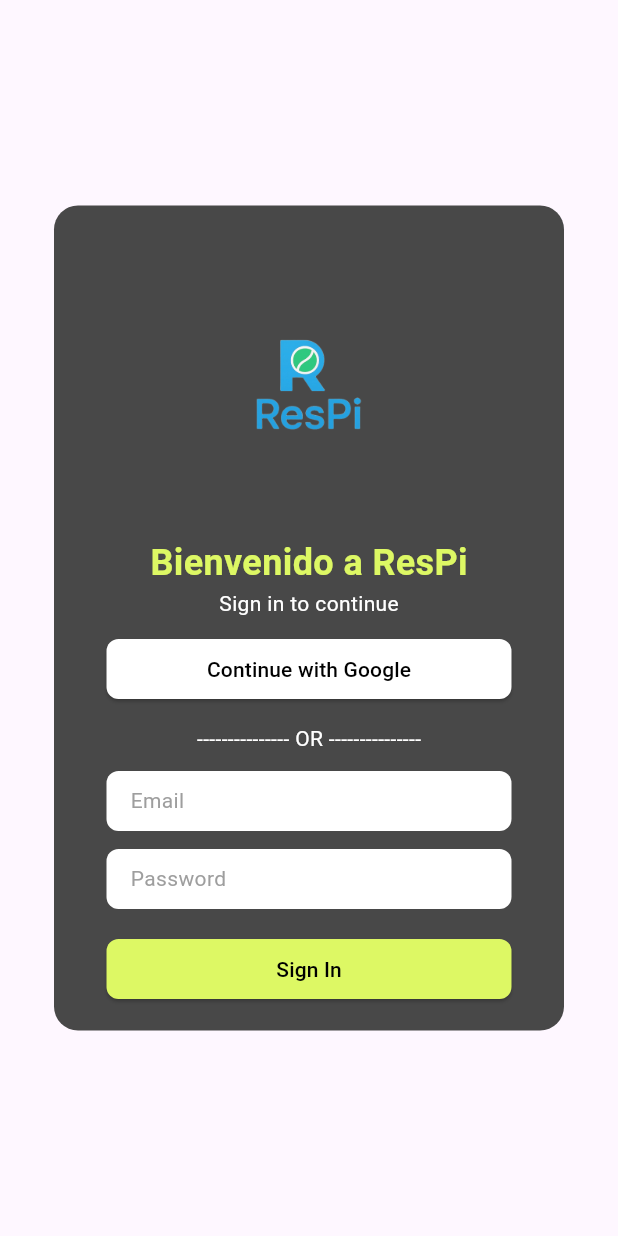
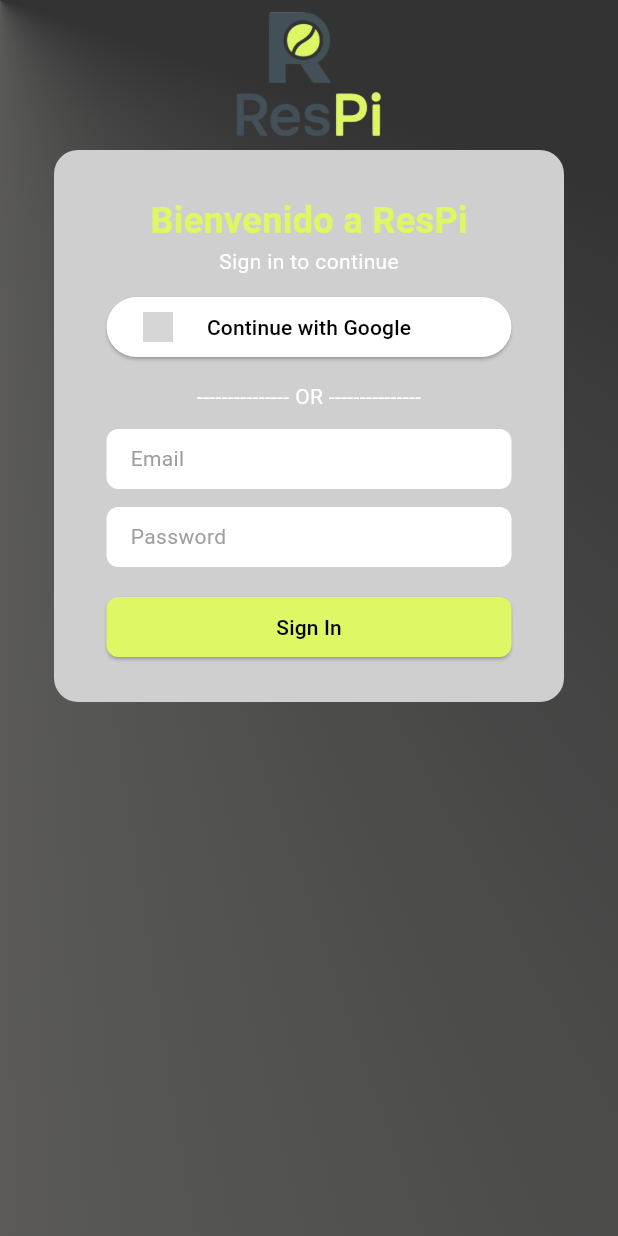
Before and after one commit to Yonderus/Respi, a Flutter app: the screen it shows after launch, on a phone screen of 412 x 824 dp. Run offline on Flutter 3.47's test engine with Material 3 defaults, Android fonts, the phone set to English and light mode, and no system bars; grey boxes are pictures that could not be loaded.

Commit message:
(Javi) Cambios en el main.dart y en los assets

```diff
--- a/lib/main.dart
+++ b/lib/main.dart
@@ -14,13 +14,121 @@ class MainApp extends StatelessWidget {
   @override
   Widget build(BuildContext context) {
     return MaterialApp(
-      home: Scaffold(
+      home: HomePage(),
+      //   home: Scaffold(
+      //     body: Center(
+      //       child: Container(
+      //         width: 340,
+      //         height: 550,
+      //         decoration: BoxDecoration(
+      //           color: const Color.fromARGB(255, 72, 72, 72),
+      //           borderRadius: BorderRadius.circular(16),
+      //         ),
+      //         child: Column(
+      //           mainAxisAlignment: MainAxisAlignment.center,
+      //           crossAxisAlignment: CrossAxisAlignment.center,
+
+      //           children: [
+      //             Image.asset(
+      //               'lib/assets/images/Respi_Image.png',
+      //               width: 200,
+      //               height: 200,
+      //             ),
+      //             AppTitleText(text: "Bienvenido a ResPi"),
+
+      //             Text(
+      //               "Sign in to continue",
+      //               style: TextStyle(fontSize: 14, color: Colors.white),
+      //             ),
+
+      //             const SizedBox(height: 10),
+
+      //             SizedBox(
+      //               width: 270,
+      //               child: ElevatedButton(
+      //                 onPressed: () {},
+      //                 style: ElevatedButton.styleFrom(
+      //                   backgroundColor: Colors.white,
+      //                   foregroundColor: Colors.black,
+      //                   shape: RoundedRectangleBorder(
+      //                     borderRadius: BorderRadius.circular(8),
+      //                   ),
+      //                 ),
+      //                 child: Text("Continue with Google"),
+      //               ),
+      //             ),
+
+      //             SizedBox(height: 12),
+
+      //             Text(
+      //               "--------------- OR ---------------",
+      //               style: TextStyle(fontSize: 14, color: Colors.white),
+      //             ),
+
+      //             SizedBox(height: 12),
+
+      //             app_text_field('Email'),
+      //             const SizedBox(height: 12),
+      //             app_text_field('Password'),
+      //             const SizedBox(height: 20),
+
+      //             SizedBox(
+      //               width: 270,
+      //               height: 40,
+      //               child: ElevatedButton(
+      //                 onPressed: () {},
+      //                 style: ElevatedButton.styleFrom(
+      //                   backgroundColor: Color(0xFFDDF864),
+      //                   foregroundColor: Colors.black,
+      //                   shape: RoundedRectangleBorder(
+      //                     borderRadius: BorderRadius.circular(8),
+      //                   ),
+      //                 ),
+      //                 child: Text("Sign In"),
+      //               ),
+      //             ),
+      //           ],
+      //         ),
+      //       ),
+      //     ),
+      //   ),
+    );
+  }
+}
+
+class HomePage extends StatelessWidget {
+  const HomePage({super.key});
+
+  @override
+  Widget build(BuildContext context) {
+    return Container(
+      decoration: const BoxDecoration(
+        gradient: SweepGradient(
+          center: Alignment.topLeft,
+          startAngle: 0.3,
+          colors: [
+            Color.fromARGB(255, 51, 51, 51),
+            Color.fromARGB(255, 235, 232, 228),
+          ],
+        ),
+      ),
+      child: Scaffold(
+        backgroundColor: Colors.transparent,
+
         body: Center(
-          child: Container(
+          child: Column(
+            children: [
+              Image.asset(
+                'lib/assets/images/Respi_imagen_2_.png',
+                width: 100,
+                height: 100,
+              ),
+              Container(
                 width: 340,
-            height: 550,
+                padding: EdgeInsets.all(30),
+
                 decoration: BoxDecoration(
-              color: const Color.fromARGB(255, 72, 72, 72),
+                  color: const Color.fromARGB(255, 208, 207, 207),
                   borderRadius: BorderRadius.circular(16),
                 ),
                 child: Column(
@@ -28,11 +136,6 @@ class MainApp extends StatelessWidget {
                   crossAxisAlignment: CrossAxisAlignment.center,
 
                   children: [
-                Image.asset(
-                  'lib/assets/images/Respi_Image.png',
-                  width: 200,
-                  height: 200,
-                ),
                     AppTitleText(text: "Bienvenido a ResPi"),
 
                     Text(
@@ -47,13 +150,40 @@ class MainApp extends StatelessWidget {
                       child: ElevatedButton(
                         onPressed: () {},
                         style: ElevatedButton.styleFrom(
-                      backgroundColor: Colors.white,
+                          backgroundColor: const Color.fromARGB(
+                            255,
+                            255,
+                            255,
+                            255,
+                          ),
                           foregroundColor: Colors.black,
                           shape: RoundedRectangleBorder(
-                        borderRadius: BorderRadius.circular(8),
+                            borderRadius: BorderRadius.circular(40),
                           ),
                         ),
-                    child: Text("Continue with Google"),
+
+                        child: Stack(
+                          //mainAxisAlignment: MainAxisAlignment.start,
+                          //crossAxisAlignment: CrossAxisAlignment.center,
+                          children: [
+                            Container(
+                              alignment: Alignment.centerLeft,
+                              child: Image.asset(
+                                'assets/images/logoGoogle.png',
+                                width: 20,
+                                height: 20,
+                              ),
+                            ),
+                            // const SizedBox(width: 10),
+                            Container(
+                              alignment: Alignment.center,
+                              child: const Text(
+                                "Continue with Google",
+                                textAlign: TextAlign.center,
+                              ),
+                            ),
+                          ],
+                        ),
                       ),
                     ),
 
@@ -89,6 +219,8 @@ class MainApp extends StatelessWidget {
                   ],
                 ),
               ),
+            ],
+          ),
         ),
       ),
     );
--- a/pubspec.yaml
+++ b/pubspec.yaml
@@ -19,4 +19,4 @@ flutter:
   uses-material-design: true
 
   assets:
-    - lib/assets/images/Respi_Image.png
+    - lib/assets/images/
```
Also changed, not shown: lib/assets/images/Respi_Image.png (deleted), lib/assets/images/Respi_imagen_2_.png (added), 1 other file. Lines whose indentation alone changed are shown as unchanged.
